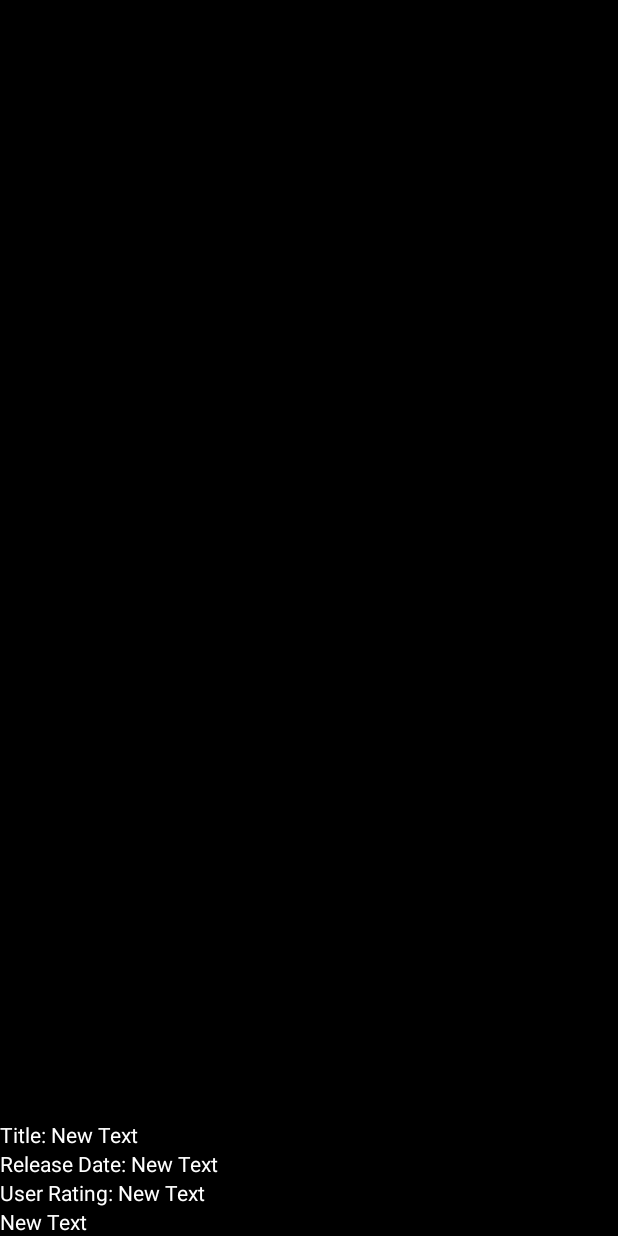
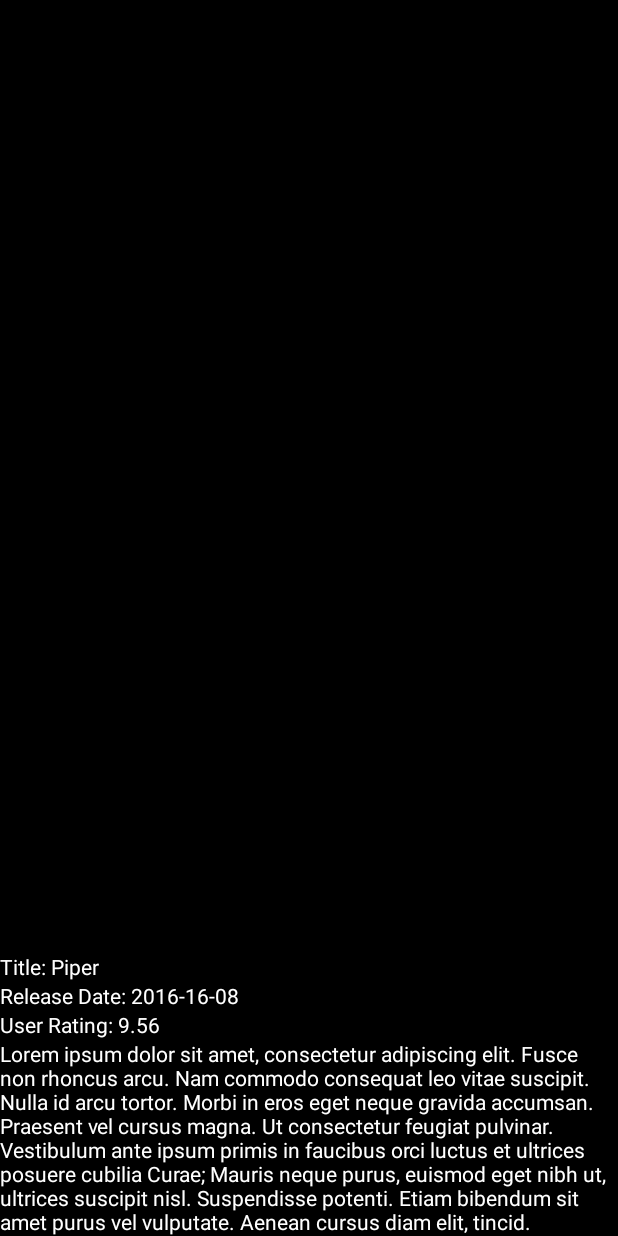
Before and after one commit to dencaval/popular_movies, an Android app: the layout activity_details.xml on its own in the app's theme, with its tools: preview values and no code run, on a phone screen of 412 x 824 dp. Run offline under Robolectric (Android 15) with nearby library versions, the light colour scheme and no system bars.

Commit message:
Fix coding review

```diff
--- a/popular_movies_stage_1/app/build.gradle
+++ b/popular_movies_stage_1/app/build.gradle
@@ -17,6 +17,10 @@ android {
             proguardFiles getDefaultProguardFile('proguard-android.txt'), 'proguard-rules.pro'
         }
     }
+
+    dataBinding {
+        enabled = true
+    }
 }
 
 dependencies {
--- a/popular_movies_stage_1/app/src/main/res/layout/activity_details.xml
+++ b/popular_movies_stage_1/app/src/main/res/layout/activity_details.xml
@@ -1,6 +1,6 @@
-<?xml version="1.0" encoding="utf-8"?>
-<LinearLayout xmlns:android="http://schemas.android.com/apk/res/android"
-    xmlns:tools="http://schemas.android.com/tools"
+<layout xmlns:android="http://schemas.android.com/apk/res/android"
+    xmlns:tools="http://schemas.android.com/tools">
+    <LinearLayout
         android:layout_width="match_parent"
         android:layout_height="match_parent"
         android:paddingBottom="0dp"
@@ -18,7 +18,6 @@
             android:id="@+id/posterPath"
             android:layout_weight="1" />
 
-
         <LinearLayout
             android:orientation="horizontal"
             android:layout_width="match_parent"
@@ -33,16 +32,18 @@
             <TextView
                 android:layout_width="wrap_content"
                 android:layout_height="wrap_content"
-            android:text="Title: "
+                android:text="@string/tv_title"
                 android:id="@+id/originalTitleLabel"
-            android:textColor="#ffffff" />
+                android:textColor="@color/black" />
 
             <TextView
                     android:layout_width="wrap_content"
                     android:layout_height="wrap_content"
-                android:text="New Text"
+                    android:text="@string/tv_movie_info_not_found"
                     android:id="@+id/originalTitle"
-                android:textColor="#ffffff" />
+                    android:textColor="@color/black"
+                    tools:text="Piper"
+                />
         </LinearLayout>
 
         <LinearLayout
@@ -59,15 +60,17 @@
             <TextView
                 android:layout_width="wrap_content"
                 android:layout_height="wrap_content"
-            android:text="Release Date: "
+                android:text="@string/tv_release_date"
                 android:id="@+id/releaseDateLabel"
-            android:textColor="#ffffff" />
+                android:textColor="@color/black" />
             <TextView
                 android:layout_width="wrap_content"
                 android:layout_height="wrap_content"
-            android:text="New Text"
+                android:text="@string/tv_movie_info_not_found"
                 android:id="@+id/releaseDate"
-            android:textColor="#ffffff" />
+                android:textColor="@color/black"
+                tools:text="2016-16-08"
+                />
         </LinearLayout>
 
         <LinearLayout
@@ -84,22 +87,26 @@
             <TextView
                 android:layout_width="wrap_content"
                 android:layout_height="wrap_content"
-            android:text="User Rating: "
+                android:text="@string/tv_user_rating"
                 android:id="@+id/userRatingLabel"
-            android:textColor="#ffffff" />
+                android:textColor="@color/black" />
 
             <TextView
                 android:layout_width="wrap_content"
                 android:layout_height="wrap_content"
-            android:text="New Text"
+                android:text="@string/tv_movie_info_not_found"
                 android:id="@+id/userRating"
-            android:textColor="#ffffff" />
+                android:textColor="@color/black"
+                tools:text="9.56"
+                />
         </LinearLayout>
 
         <TextView
-        android:layout_width="wrap_content"
+            android:layout_width="fill_parent"
             android:layout_height="wrap_content"
-        android:text="New Text"
+            android:text="@string/tv_movie_info_not_found"
             android:id="@+id/overview"
-        android:textColor="#ffffff" />
+            android:textColor="@color/black"
+            tools:text="@string/lorem_ipsum_description" />
     </LinearLayout>
+</layout>
--- a/popular_movies_stage_1/app/src/main/res/values/strings.xml
+++ b/popular_movies_stage_1/app/src/main/res/values/strings.xml
@@ -2,7 +2,7 @@
     <string name="app_name">P1 - Stage 1</string>
     <string name="action_settings">Settings</string>
     <string name="pref_sorting_label">Change Sorting Criteria</string>
-    <string name="pref_sorting_key">sortby</string>
+    <string name="pref_sorting_key">sortbyvalue</string>
     <string name="pref_sorting_default">options</string>
     <string name="pref_sorting_popular_value">popular</string>
     <string name="pref_sorting_rating_value">rating</string>
@@ -10,12 +10,29 @@
     <string name="pref_sorting_rating_entry">Average Rating</string>
 
     <string-array name="pref_sorting_options_values">
-        <item>@string/pref_sorting_popular_value</item>
-        <item>@string/pref_sorting_rating_value</item>
+        <item>0</item>
+        <item>1</item>
     </string-array>
 
     <string-array name="pref_sorting_options_entries">
         <item>@string/pref_sorting_popular_entry</item>
         <item>@string/pref_sorting_rating_entry</item>
     </string-array>
+
+    <string name="tv_title">"Title: "</string>
+    <string name="tv_release_date">"Release Date: "</string>
+    <string name="tv_user_rating">"User Rating: "</string>
+    <string name="tv_movie_info_not_found">Info not found</string>
+
+    <string name="lorem_ipsum_description">Lorem ipsum dolor sit amet, consectetur adipiscing
+        elit. Fusce non rhoncus arcu. Nam commodo consequat leo vitae suscipit. Nulla id arcu
+        tortor. Morbi in eros eget neque gravida accumsan. Praesent vel cursus magna. Ut
+        consectetur feugiat pulvinar. Vestibulum ante ipsum primis in faucibus orci luctus et
+        ultrices posuere cubilia Curae; Mauris neque purus, euismod eget nibh ut, ultrices suscipit
+        nisl. Suspendisse potenti. Etiam bibendum sit amet purus vel vulputate. Aenean cursus diam
+        elit, tincid.</string>
+
+    <color name="black">#ffffff</color>
+
+    <string name="no_server_response">Sorry, cannot retrieve data from server!</string>
 </resources>
--- a/popular_movies_stage_1/app/src/main/res/xml/preferences.xml
+++ b/popular_movies_stage_1/app/src/main/res/xml/preferences.xml
@@ -6,8 +6,7 @@
     <ListPreference
         android:title="@string/pref_sorting_label"
         android:key="@string/pref_sorting_key"
-        android:defaultValue="@string/pref_sorting_default"
-        android:entryValues="@array/pref_sorting_options_values"
-        android:entries="@array/pref_sorting_options_entries" />
+        android:entries="@array/pref_sorting_options_entries"
+        android:entryValues="@array/pref_sorting_options_values" />
 
 </PreferenceScreen>
```
Also changed, not shown: popular_movies_stage_1/app/src/main/AndroidManifest.xml (+12 -2 lines), popular_movies_stage_1/app/src/main/java/com/dencaval/project01/DetailsActivity.java (+19 -11 lines), popular_movies_stage_1/app/src/main/java/com/dencaval/project01/MovieGridAdapter.java (+7 -5 lines), popular_movies_stage_1/app/src/main/java/com/dencaval/project01/MoviePosterGridFragment.java (+31 -23 lines), popular_movies_stage_1/app/src/main/java/com/dencaval/project01/ThemoviedbClient/AsyncMoviePageRequest.java (+36 -26 lines), popular_movies_stage_1/app/src/main/java/com/dencaval/project01/ThemoviedbClient/RequestParameter.java (+3 -4 lines), popular_movies_stage_1/app/src/main/java/com/dencaval/project01/Utils.java (+3 -5 lines), popular_movies_stage_1/app/src/main/res/layout/activity_main.xml (+4 -4 lines), popular_movies_stage_1/app/src/main/res/layout/main.xml (+7 -4 lines). Lines whose indentation alone changed are shown as unchanged.
